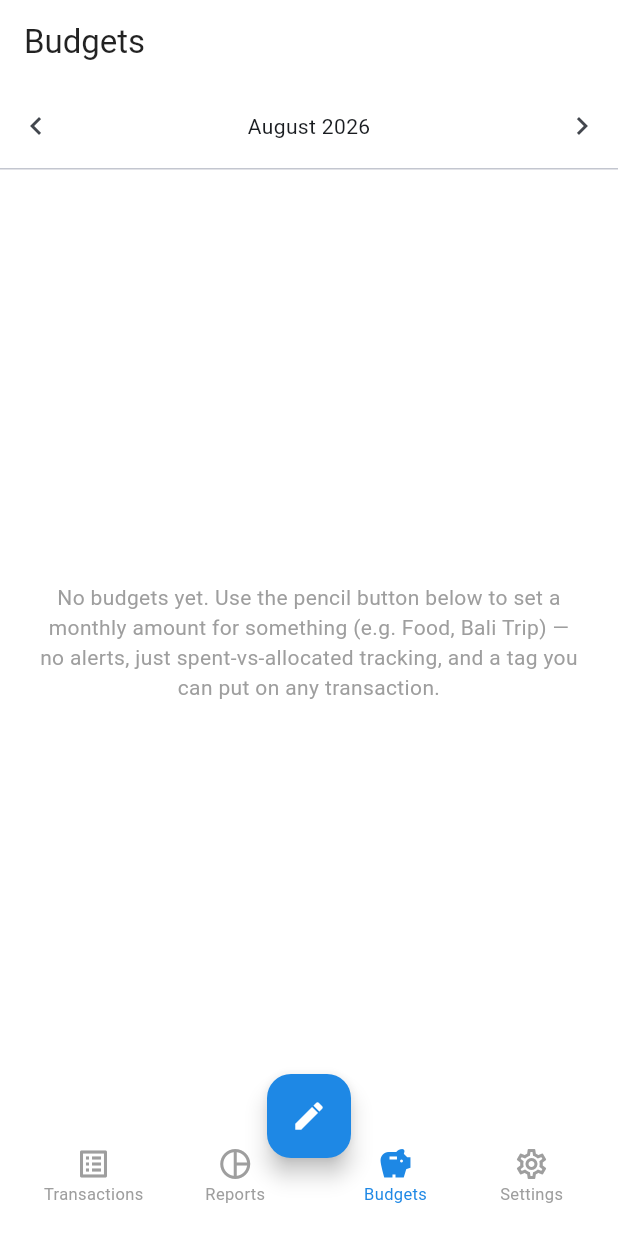
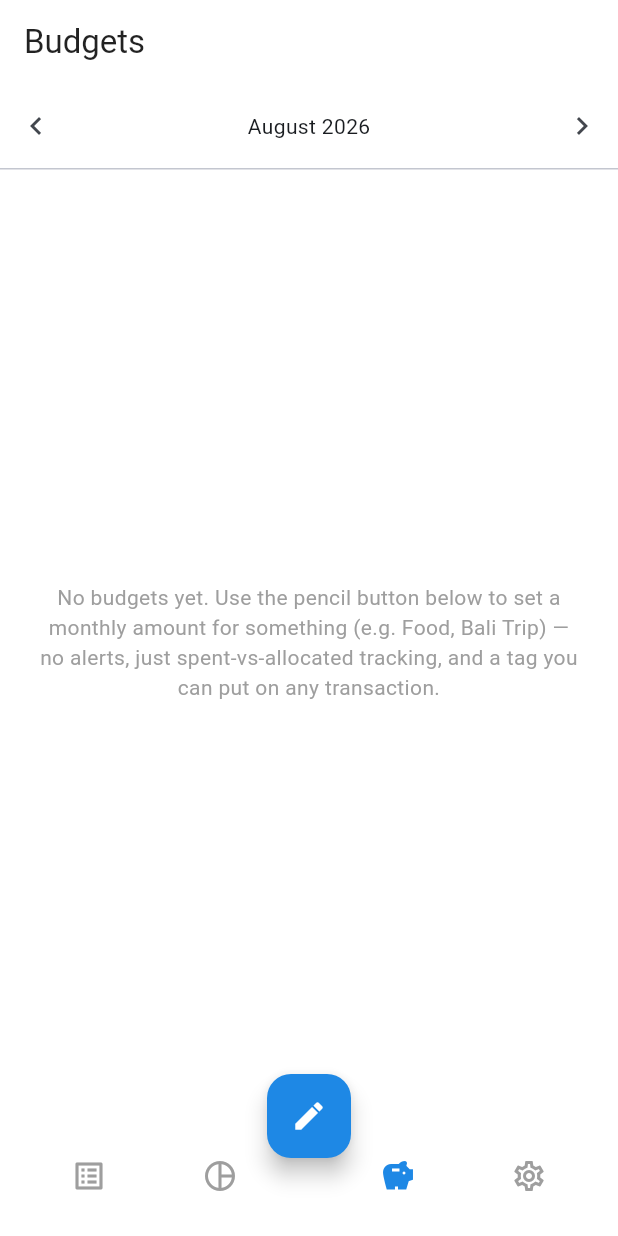
Before and after one commit to prajnapras19/dompetkuh, a Flutter app: the screen it shows after launch, item 3 of the bottom bar chosen, on a phone screen of 412 x 824 dp. Run offline on Flutter 3.47's test engine with Material 3 defaults, Android fonts, the phone set to English and light mode, and no system bars; our stand-ins replace drift, drift_flutter, fl_chart, flutter_riverpod, google_sign_in, shared_preferences; missing offline and left inert: extension_google_sign_in_as_googleapis_auth, googleapis; accounts and stored records are empty; generated files the repository leaves out were written again.

Commit message:
Make bottom nav icon-only
Drops the text labels under the four bottom-nav icons (Tooltip keeps
them available on long-press/hover), per repo owner feedback that the
labels made the bar feel cluttered with only 4 destinations. Updates
the widget test to assert on the icons themselves instead.

Co-Authored-By: Claude Sonnet 5 <noreply@anthropic.com>

```diff
--- a/lib/features/home/home_shell.dart
+++ b/lib/features/home/home_shell.dart
@@ -169,13 +169,12 @@ class _NavButton extends StatelessWidget {
     return InkWell(
       onTap: onTap,
       child: Padding(
-        padding: const EdgeInsets.symmetric(horizontal: 12, vertical: 8),
-        child: Column(
-          mainAxisSize: MainAxisSize.min,
-          children: [
-            Icon(selected ? selectedIcon : icon, color: color),
-            Text(label, style: TextStyle(color: color, fontSize: 11)),
-          ],
+        padding: const EdgeInsets.symmetric(horizontal: 16, vertical: 12),
+        // Icon-only per repo owner feedback; Tooltip keeps the label
+        // available on long-press/hover and for accessibility.
+        child: Tooltip(
+          message: label,
+          child: Icon(selected ? selectedIcon : icon, color: color),
         ),
       ),
     );
```
Also changed, not shown: 1 other file.
